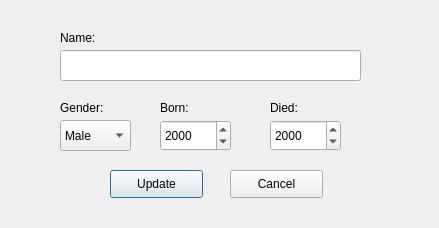
Qt form updatescientist.ui (marthagb/VLN1-Skil-3) before a commit.
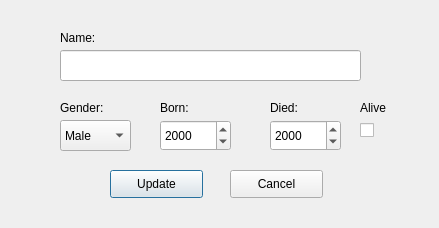
The same form after that commit.

What changed in the file:
```diff
--- a/updatescientist.ui
+++ b/updatescientist.ui
@@ -171,6 +171,32 @@
     <string>Cancel</string>
    </property>
   </widget>
+  <widget class="QCheckBox" name="aliveCheckBox">
+   <property name="geometry">
+    <rect>
+     <x>360</x>
+     <y>120</y>
+     <width>21</width>
+     <height>21</height>
+    </rect>
+   </property>
+   <property name="text">
+    <string/>
+   </property>
+  </widget>
+  <widget class="QLabel" name="aliveLabel">
+   <property name="geometry">
+    <rect>
+     <x>360</x>
+     <y>100</y>
+     <width>55</width>
+     <height>16</height>
+    </rect>
+   </property>
+   <property name="text">
+    <string>Alive</string>
+   </property>
+  </widget>
  </widget>
  <resources/>
  <connections/>
```
